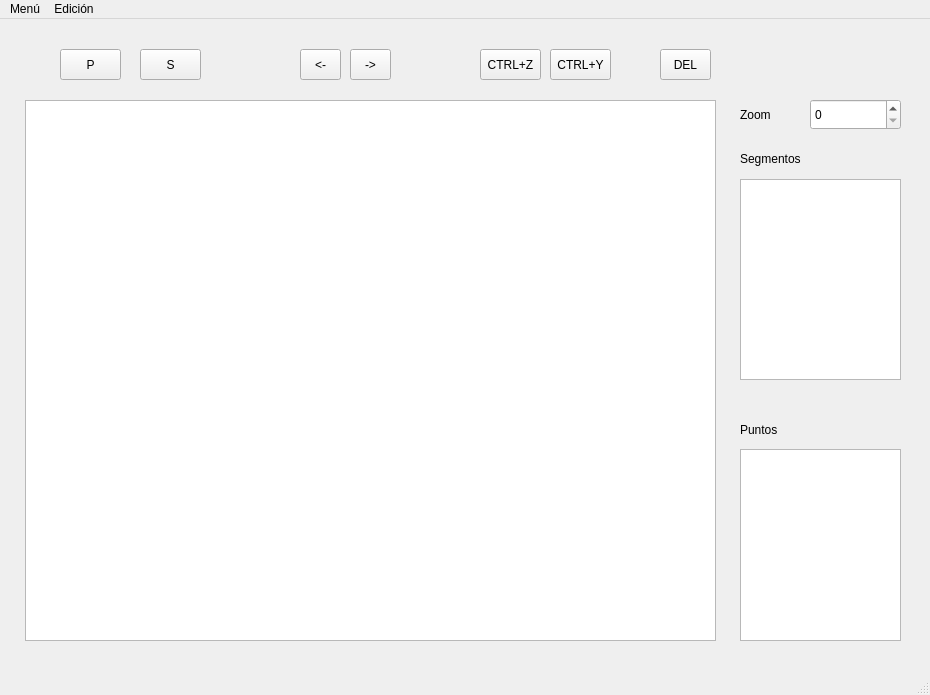
Old version of the form ventana_inicial.ui in the repository omare13/segmentacion_imagenes.
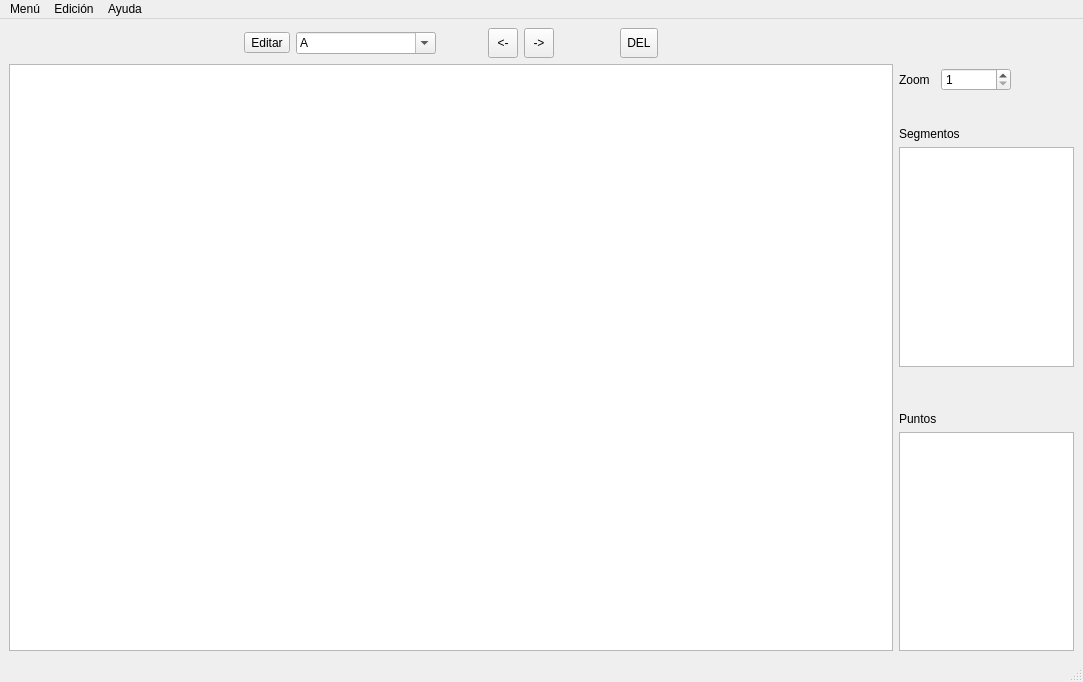
New version of the form.

Commit message: Nuevo layout y manejo de segmento-punto con tecla ESC

Patch:
```diff
--- a/ventana_inicial.ui
+++ b/ventana_inicial.ui
@@ -6,194 +6,400 @@
    <rect>
     <x>0</x>
     <y>0</y>
-    <width>930</width>
-    <height>695</height>
+    <width>1083</width>
+    <height>682</height>
    </rect>
   </property>
   <property name="windowTitle">
    <string>MainWindow</string>
   </property>
   <widget class="QWidget" name="centralwidget">
-   <widget class="QSpinBox" name="spin_zoom">
-    <property name="geometry">
-     <rect>
-      <x>810</x>
-      <y>80</y>
-      <width>91</width>
-      <height>31</height>
-     </rect>
-    </property>
-    <property name="maximum">
-     <number>5</number>
-    </property>
-   </widget>
-   <widget class="QLabel" name="label_zoom">
-    <property name="geometry">
-     <rect>
-      <x>740</x>
-      <y>80</y>
-      <width>51</width>
-      <height>31</height>
-     </rect>
-    </property>
-    <property name="text">
-     <string>Zoom</string>
-    </property>
-   </widget>
-   <widget class="QListWidget" name="lista_segmentos">
-    <property name="geometry">
-     <rect>
-      <x>740</x>
-      <y>160</y>
-      <width>161</width>
-      <height>201</height>
-     </rect>
-    </property>
-   </widget>
-   <widget class="QLabel" name="label_segmentos">
-    <property name="geometry">
-     <rect>
-      <x>740</x>
-      <y>130</y>
-      <width>141</width>
-      <height>20</height>
-     </rect>
-    </property>
-    <property name="text">
-     <string>Segmentos</string>
-    </property>
-   </widget>
-   <widget class="QListWidget" name="lista_puntos">
-    <property name="geometry">
-     <rect>
-      <x>740</x>
-      <y>430</y>
-      <width>161</width>
-      <height>192</height>
-     </rect>
-    </property>
-   </widget>
-   <widget class="QLabel" name="label_puntos">
-    <property name="geometry">
-     <rect>
-      <x>740</x>
-      <y>400</y>
-      <width>141</width>
-      <height>21</height>
-     </rect>
-    </property>
-    <property name="text">
-     <string>Puntos</string>
-    </property>
-   </widget>
-   <widget class="QToolButton" name="boton_punto">
-    <property name="geometry">
-     <rect>
-      <x>60</x>
-      <y>30</y>
-      <width>61</width>
-      <height>31</height>
-     </rect>
-    </property>
-    <property name="text">
-     <string>P</string>
-    </property>
-   </widget>
-   <widget class="QToolButton" name="boton_segmento">
-    <property name="geometry">
-     <rect>
-      <x>140</x>
-      <y>30</y>
-      <width>61</width>
-      <height>31</height>
-     </rect>
-    </property>
-    <property name="text">
-     <string>S</string>
-    </property>
-   </widget>
-   <widget class="QToolButton" name="boton_deshacer">
-    <property name="geometry">
-     <rect>
-      <x>480</x>
-      <y>30</y>
-      <width>61</width>
-      <height>31</height>
-     </rect>
-    </property>
-    <property name="text">
-     <string>CTRL+Z</string>
-    </property>
-   </widget>
-   <widget class="QToolButton" name="boton_rehacer">
-    <property name="geometry">
-     <rect>
-      <x>550</x>
-      <y>30</y>
-      <width>61</width>
-      <height>31</height>
-     </rect>
-    </property>
-    <property name="text">
-     <string>CTRL+Y</string>
-    </property>
-   </widget>
-   <widget class="QGraphicsView" name="frame_edicion">
-    <property name="geometry">
-     <rect>
-      <x>25</x>
-      <y>81</y>
-      <width>691</width>
-      <height>541</height>
-     </rect>
-    </property>
-   </widget>
-   <widget class="QToolButton" name="boton_borrar">
-    <property name="geometry">
-     <rect>
-      <x>660</x>
-      <y>30</y>
-      <width>51</width>
-      <height>31</height>
-     </rect>
-    </property>
-    <property name="text">
-     <string>DEL</string>
-    </property>
-   </widget>
-   <widget class="QToolButton" name="boton_previo">
-    <property name="geometry">
-     <rect>
-      <x>300</x>
-      <y>30</y>
-      <width>41</width>
-      <height>31</height>
-     </rect>
-    </property>
-    <property name="text">
-     <string>&lt;-</string>
-    </property>
-   </widget>
-   <widget class="QToolButton" name="boton_siguiente">
-    <property name="geometry">
-     <rect>
-      <x>350</x>
-      <y>30</y>
-      <width>41</width>
-      <height>31</height>
-     </rect>
-    </property>
-    <property name="text">
-     <string>-&gt;</string>
-    </property>
-   </widget>
+   <layout class="QGridLayout" name="gridLayout">
+    <item row="0" column="1">
+     <layout class="QVBoxLayout" name="verticalLayout_4">
+      <item>
+       <spacer name="verticalSpacer">
+        <property name="orientation">
+         <enum>Qt::Vertical</enum>
+        </property>
+        <property name="sizeType">
+         <enum>QSizePolicy::Minimum</enum>
+        </property>
+        <property name="sizeHint" stdset="0">
+         <size>
+          <width>20</width>
+          <height>40</height>
+         </size>
+        </property>
+       </spacer>
+      </item>
+      <item>
+       <layout class="QHBoxLayout" name="horizontalLayout_5">
+        <item>
+         <widget class="QLabel" name="label_zoom">
+          <property name="sizePolicy">
+           <sizepolicy hsizetype="Fixed" vsizetype="Preferred">
+            <horstretch>0</horstretch>
+            <verstretch>0</verstretch>
+           </sizepolicy>
+          </property>
+          <property name="text">
+           <string>Zoom</string>
+          </property>
+         </widget>
+        </item>
+        <item>
+         <spacer name="horizontalSpacer_5">
+          <property name="orientation">
+           <enum>Qt::Horizontal</enum>
+          </property>
+          <property name="sizeType">
+           <enum>QSizePolicy::Fixed</enum>
+          </property>
+          <property name="sizeHint" stdset="0">
+           <size>
+            <width>5</width>
+            <height>13</height>
+           </size>
+          </property>
+         </spacer>
+        </item>
+        <item>
+         <widget class="QSpinBox" name="spin_zoom">
+          <property name="sizePolicy">
+           <sizepolicy hsizetype="Preferred" vsizetype="Fixed">
+            <horstretch>0</horstretch>
+            <verstretch>0</verstretch>
+           </sizepolicy>
+          </property>
+          <property name="minimum">
+           <number>1</number>
+          </property>
+          <property name="maximum">
+           <number>5</number>
+          </property>
+          <property name="value">
+           <number>1</number>
+          </property>
+         </widget>
+        </item>
+        <item>
+         <spacer name="horizontalSpacer_4">
+          <property name="orientation">
+           <enum>Qt::Horizontal</enum>
+          </property>
+          <property name="sizeType">
+           <enum>QSizePolicy::Preferred</enum>
+          </property>
+          <property name="sizeHint" stdset="0">
+           <size>
+            <width>63</width>
+            <height>13</height>
+           </size>
+          </property>
+         </spacer>
+        </item>
+       </layout>
+      </item>
+      <item>
+       <spacer name="verticalSpacer_2">
+        <property name="orientation">
+         <enum>Qt::Vertical</enum>
+        </property>
+        <property name="sizeType">
+         <enum>QSizePolicy::Preferred</enum>
+        </property>
+        <property name="sizeHint" stdset="0">
+         <size>
+          <width>20</width>
+          <height>30</height>
+         </size>
+        </property>
+       </spacer>
+      </item>
+      <item>
+       <layout class="QVBoxLayout" name="verticalLayout_2">
+        <item>
+         <widget class="QLabel" name="label_segmentos">
+          <property name="sizePolicy">
+           <sizepolicy hsizetype="Fixed" vsizetype="Preferred">
+            <horstretch>0</horstretch>
+            <verstretch>0</verstretch>
+           </sizepolicy>
+          </property>
+          <property name="text">
+           <string>Segmentos</string>
+          </property>
+         </widget>
+        </item>
+        <item>
+         <widget class="QListWidget" name="lista_segmentos">
+          <property name="sizePolicy">
+           <sizepolicy hsizetype="Fixed" vsizetype="Expanding">
+            <horstretch>0</horstretch>
+            <verstretch>0</verstretch>
+           </sizepolicy>
+          </property>
+          <property name="maximumSize">
+           <size>
+            <width>175</width>
+            <height>16777215</height>
+           </size>
+          </property>
+         </widget>
+        </item>
+       </layout>
+      </item>
+      <item>
+       <spacer name="verticalSpacer_3">
+        <property name="orientation">
+         <enum>Qt::Vertical</enum>
+        </property>
+        <property name="sizeType">
+         <enum>QSizePolicy::Preferred</enum>
+        </property>
+        <property name="sizeHint" stdset="0">
+         <size>
+          <width>20</width>
+          <height>39</height>
+         </size>
+        </property>
+       </spacer>
+      </item>
+      <item>
+       <layout class="QVBoxLayout" name="verticalLayout_3">
+        <item>
+         <widget class="QLabel" name="label_puntos">
+          <property name="sizePolicy">
+           <sizepolicy hsizetype="Fixed" vsizetype="Preferred">
+            <horstretch>0</horstretch>
+            <verstretch>0</verstretch>
+           </sizepolicy>
+          </property>
+          <property name="text">
+           <string>Puntos</string>
+          </property>
+         </widget>
+        </item>
+        <item>
+         <widget class="QListWidget" name="lista_puntos">
+          <property name="sizePolicy">
+           <sizepolicy hsizetype="Fixed" vsizetype="Expanding">
+            <horstretch>0</horstretch>
+            <verstretch>0</verstretch>
+           </sizepolicy>
+          </property>
+          <property name="maximumSize">
+           <size>
+            <width>175</width>
+            <height>16777215</height>
+           </size>
+          </property>
+         </widget>
+        </item>
+       </layout>
+      </item>
+     </layout>
+    </item>
+    <item row="0" column="0">
+     <layout class="QVBoxLayout" name="verticalLayout">
+      <item>
+       <layout class="QHBoxLayout" name="horizontalLayout">
+        <item>
+         <spacer name="horizontalSpacer_3">
+          <property name="orientation">
+           <enum>Qt::Horizontal</enum>
+          </property>
+          <property name="sizeHint" stdset="0">
+           <size>
+            <width>40</width>
+            <height>20</height>
+           </size>
+          </property>
+         </spacer>
+        </item>
+        <item>
+         <widget class="QToolButton" name="boton_editar">
+          <property name="sizePolicy">
+           <sizepolicy hsizetype="Preferred" vsizetype="Fixed">
+            <horstretch>0</horstretch>
+            <verstretch>0</verstretch>
+           </sizepolicy>
+          </property>
+          <property name="baseSize">
+           <size>
+            <width>0</width>
+            <height>0</height>
+           </size>
+          </property>
+          <property name="text">
+           <string>Editar</string>
+          </property>
+         </widget>
+        </item>
+        <item>
+         <widget class="QComboBox" name="combobox_editar">
+          <property name="sizePolicy">
+           <sizepolicy hsizetype="Minimum" vsizetype="Fixed">
+            <horstretch>0</horstretch>
+            <verstretch>0</verstretch>
+           </sizepolicy>
+          </property>
+          <property name="minimumSize">
+           <size>
+            <width>140</width>
+            <height>0</height>
+           </size>
+          </property>
+          <property name="editable">
+           <bool>true</bool>
+          </property>
+          <item>
+           <property name="text">
+            <string>A</string>
+           </property>
+          </item>
+          <item>
+           <property name="text">
+            <string>B</string>
+           </property>
+          </item>
+          <item>
+           <property name="text">
+            <string>V</string>
+           </property>
+          </item>
+          <item>
+           <property name="text">
+            <string>D</string>
+           </property>
+          </item>
+         </widget>
+        </item>
+        <item>
+         <spacer name="horizontalSpacer">
+          <property name="orientation">
+           <enum>Qt::Horizontal</enum>
+          </property>
+          <property name="sizeType">
+           <enum>QSizePolicy::Fixed</enum>
+          </property>
+          <property name="sizeHint" stdset="0">
+           <size>
+            <width>46</width>
+            <height>18</height>
+           </size>
+          </property>
+         </spacer>
+        </item>
+        <item>
+         <layout class="QHBoxLayout" name="horizontalLayout_2">
+          <property name="sizeConstraint">
+           <enum>QLayout::SetFixedSize</enum>
+          </property>
+          <item>
+           <widget class="QToolButton" name="boton_previo">
+            <property name="sizePolicy">
+             <sizepolicy hsizetype="Preferred" vsizetype="Fixed">
+              <horstretch>0</horstretch>
+              <verstretch>0</verstretch>
+             </sizepolicy>
+            </property>
+            <property name="minimumSize">
+             <size>
+              <width>30</width>
+              <height>30</height>
+             </size>
+            </property>
+            <property name="text">
+             <string>&lt;-</string>
+            </property>
+           </widget>
+          </item>
+          <item>
+           <widget class="QToolButton" name="boton_siguiente">
+            <property name="sizePolicy">
+             <sizepolicy hsizetype="Preferred" vsizetype="Fixed">
+              <horstretch>0</horstretch>
+              <verstretch>0</verstretch>
+             </sizepolicy>
+            </property>
+            <property name="minimumSize">
+             <size>
+              <width>30</width>
+              <height>30</height>
+             </size>
+            </property>
+            <property name="text">
+             <string>-&gt;</string>
+            </property>
+           </widget>
+          </item>
+         </layout>
+        </item>
+        <item>
+         <spacer name="horizontalSpacer_2">
+          <property name="orientation">
+           <enum>Qt::Horizontal</enum>
+          </property>
+          <property name="sizeType">
+           <enum>QSizePolicy::Fixed</enum>
+          </property>
+          <property name="sizeHint" stdset="0">
+           <size>
+            <width>60</width>
+            <height>17</height>
+           </size>
+          </property>
+         </spacer>
+        </item>
+        <item>
+         <widget class="QToolButton" name="boton_borrar">
+          <property name="sizePolicy">
+           <sizepolicy hsizetype="Preferred" vsizetype="Fixed">
+            <horstretch>0</horstretch>
+            <verstretch>0</verstretch>
+           </sizepolicy>
+          </property>
+          <property name="minimumSize">
+           <size>
+            <width>0</width>
+            <height>30</height>
+           </size>
+          </property>
+          <property name="text">
+           <string>DEL</string>
+          </property>
+         </widget>
+        </item>
+        <item>
+         <spacer name="horizontalSpacer_6">
+          <property name="orientation">
+           <enum>Qt::Horizontal</enum>
+          </property>
+          <property name="sizeHint" stdset="0">
+           <size>
+            <width>40</width>
+            <height>20</height>
+           </size>
+          </property>
+         </spacer>
+        </item>
+       </layout>
+      </item>
+      <item>
+       <widget class="QGraphicsView" name="frame_edicion"/>
+      </item>
+     </layout>
+    </item>
+   </layout>
   </widget>
   <widget class="QMenuBar" name="menu">
    <property name="geometry">
     <rect>
      <x>0</x>
      <y>0</y>
-     <width>930</width>
+     <width>1083</width>
      <height>26</height>
     </rect>
    </property>
@@ -210,8 +416,16 @@
     </property>
     <addaction name="actionGuardar"/>
    </widget>
+   <widget class="QMenu" name="menuAyuda">
+    <property name="title">
+     <string>Ayuda</string>
+    </property>
+    <addaction name="actionManual"/>
+    <addaction name="actionAcerca_de"/>
+   </widget>
    <addaction name="menuMen"/>
    <addaction name="menuEdici_n"/>
+   <addaction name="menuAyuda"/>
   </widget>
   <widget class="QStatusBar" name="barra_estado"/>
   <action name="actionAbrir_Carpeta">
```
Left out of the diff: 10 changed lines with no effect on the pictures. The commit also changes 5 other files.
